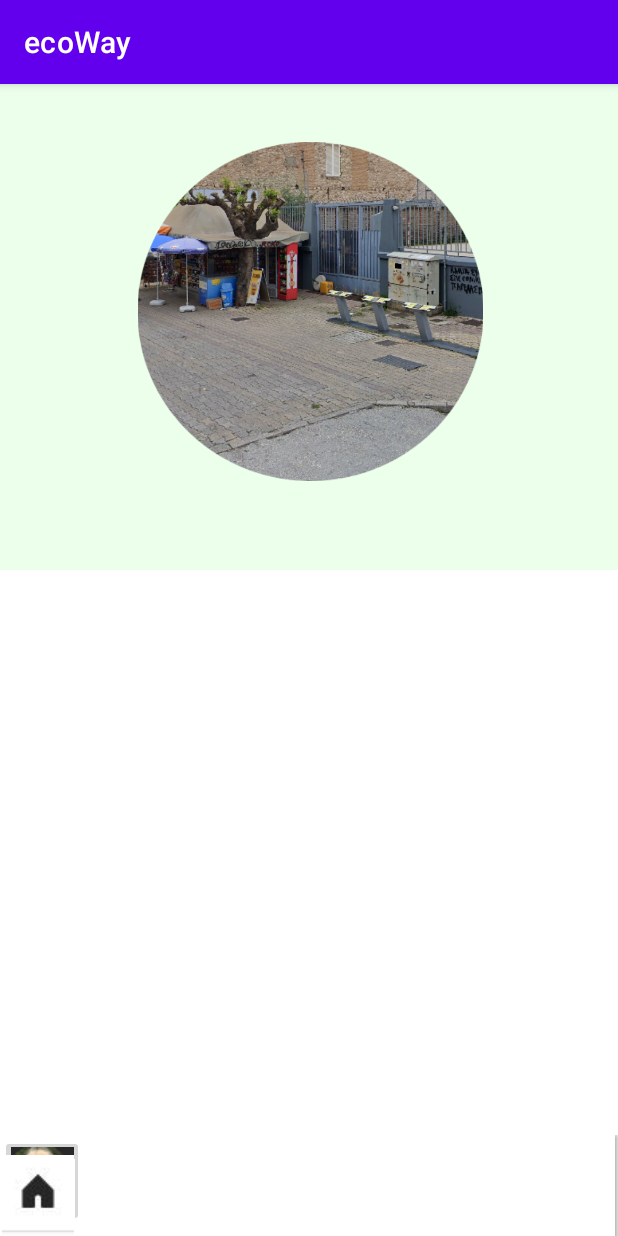
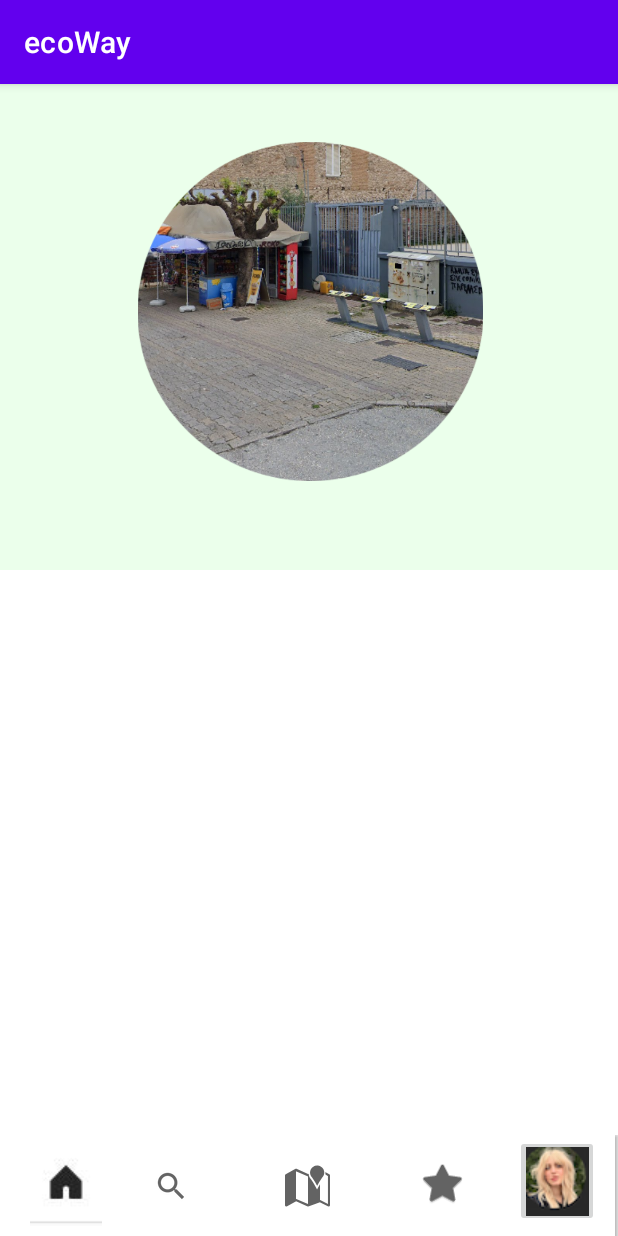
Before and after one commit to ecoWaySE2021/ecoWay, an Android app: the screen it shows after launch (MainActivity), on a phone screen of 412 x 824 dp. Run offline under Robolectric (Android 15) with nearby library versions, the phone set to English and light mode, and no system bars.

Commit message:
fixed botombar icons

```diff
--- a/app/build.gradle
+++ b/app/build.gradle
@@ -33,6 +33,7 @@ dependencies {
     implementation 'androidx.appcompat:appcompat:1.2.0'
     implementation 'com.google.android.material:material:1.3.0'
     implementation 'androidx.constraintlayout:constraintlayout:2.0.4'
+    implementation 'com.android.support:design:28.0.0'
     testImplementation 'junit:junit:4.+'
     androidTestImplementation 'androidx.test.ext:junit:1.1.2'
     androidTestImplementation 'androidx.test.espresso:espresso-core:3.3.0'
--- a/app/src/main/res/layout/activity_main.xml
+++ b/app/src/main/res/layout/activity_main.xml
@@ -6,7 +6,6 @@
     android:layout_width="match_parent"
     android:layout_height="match_parent"
     tools:context=".MainActivity">
-
 
     <androidx.constraintlayout.widget.ConstraintLayout
         android:id="@+id/topBar"
@@ -52,7 +51,7 @@
             android:layout_gravity="bottom"
             app:backgroundTint="@color/white"
             app:layout_constraintBottom_toBottomOf="parent"
-            tools:layout_editor_absoluteX="-1dp" />
+            tools:layout_editor_absoluteX="0dp" />
 
         <ImageButton
             android:id="@+id/imageButton3"
@@ -61,49 +60,62 @@
             android:background="@color/white"
             android:tint="#636363"
             app:layout_constraintBottom_toBottomOf="parent"
-            app:srcCompat="?android:attr/actionModeWebSearchDrawable"
-            tools:layout_editor_absoluteX="88dp" />
+            app:layout_constraintEnd_toStartOf="@+id/imageButton4"
+            app:layout_constraintHorizontal_bias="0.731"
+            app:layout_constraintStart_toStartOf="@+id/bottomAppBar"
+            app:layout_constraintTop_toTopOf="@+id/bottomAppBar"
+            app:srcCompat="?android:attr/actionModeWebSearchDrawable" />
 
         <ImageButton
             android:id="@+id/imageButton4"
             android:layout_width="64dp"
             android:layout_height="43dp"
-            android:layout_marginBottom="4dp"
             android:background="@color/white"
             android:tint="#636363"
             app:layout_constraintBottom_toBottomOf="parent"
-            app:srcCompat="@android:drawable/ic_dialog_map"
-            tools:layout_editor_absoluteX="172dp" />
+            app:layout_constraintEnd_toEndOf="@+id/bottomAppBar"
+            app:layout_constraintStart_toStartOf="parent"
+            app:layout_constraintTop_toTopOf="@+id/bottomAppBar"
+            app:srcCompat="@android:drawable/ic_dialog_map" />
 
         <ImageButton
             android:id="@+id/imageButton5"
             android:layout_width="75dp"
             android:layout_height="61dp"
+            android:layout_marginStart="80dp"
+            android:layout_marginLeft="80dp"
+            android:layout_marginBottom="4dp"
             android:background="@color/white"
             android:tint="#636363"
             app:layout_constraintBottom_toBottomOf="parent"
-            app:srcCompat="@android:drawable/btn_star"
-            tools:layout_editor_absoluteX="264dp" />
+            app:layout_constraintEnd_toEndOf="@+id/bottomAppBar"
+            app:layout_constraintHorizontal_bias="0.048"
+            app:layout_constraintStart_toStartOf="@+id/imageButton4"
+            app:layout_constraintTop_toTopOf="@+id/bottomAppBar"
+            app:srcCompat="@android:drawable/btn_star" />
 
         <ImageButton
             android:id="@+id/imageButton2"
             android:layout_width="56dp"
             android:layout_height="61dp"
-            app:srcCompat="@drawable/screenshot_at_apr_20_18_50_17"
-            tools:layout_editor_absoluteX="354dp"
-            tools:layout_editor_absoluteY="98dp" />
+            app:layout_constraintEnd_toEndOf="@+id/bottomAppBar"
+            app:layout_constraintStart_toEndOf="@+id/imageButton5"
+            app:layout_constraintTop_toTopOf="@+id/bottomAppBar"
+            app:srcCompat="@drawable/screenshot_at_apr_20_18_50_17" />
 
         <ImageButton
             android:id="@+id/imageButton"
             android:layout_width="50dp"
             android:layout_height="47dp"
-            android:layout_marginBottom="4dp"
             android:background="@color/white"
             app:layout_constraintBottom_toBottomOf="@+id/bottomAppBar"
-            app:srcCompat="@drawable/spitaki"
-            tools:layout_editor_absoluteX="0dp" />
+            app:layout_constraintEnd_toStartOf="@+id/imageButton3"
+            app:layout_constraintStart_toStartOf="parent"
+            app:layout_constraintTop_toTopOf="@+id/bottomAppBar"
+            app:srcCompat="@drawable/spitaki" />
 
     </androidx.constraintlayout.widget.ConstraintLayout>
 
 
+
 </androidx.constraintlayout.widget.ConstraintLayout>
```
